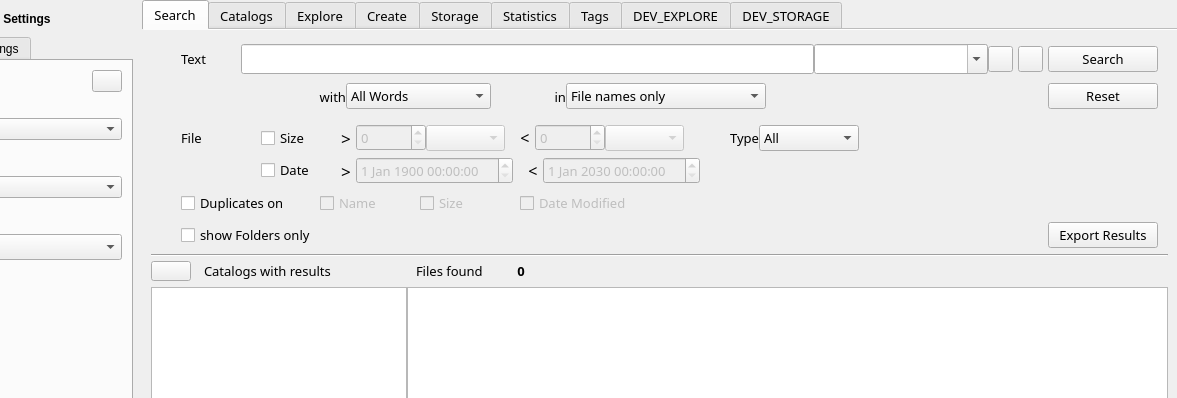
Before: the Qt Designer form mainwindow.ui in StephaneCouturier/Katalog, drawn with Qt 5; both pictures show x 103 to 1280 and y 0 to 398 of the 1280 by 729 pixel window.
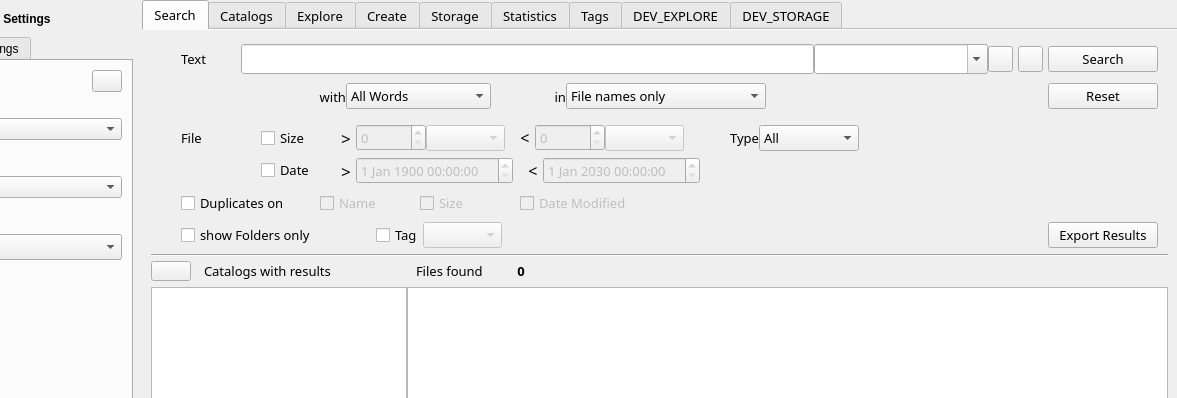
After: the same form once the commit is applied. Icons and pictures are not drawn. Custom widgets are drawn as their Qt base class.

What changed in the file:
```diff
--- a/mainwindow.ui
+++ b/mainwindow.ui
@@ -2249,6 +2249,81 @@
               </property>
              </widget>
             </item>
+            <item>
+             <spacer name="horizontalSpacer">
+              <property name="orientation">
+               <enum>Qt::Horizontal</enum>
+              </property>
+              <property name="sizeType">
+               <enum>QSizePolicy::Fixed</enum>
+              </property>
+              <property name="sizeHint" stdset="0">
+               <size>
+                <width>20</width>
+                <height>20</height>
+               </size>
+              </property>
+             </spacer>
+            </item>
+            <item>
+             <widget class="QLabel" name="Search_label_LinkImage12">
+              <property name="sizePolicy">
+               <sizepolicy hsizetype="Fixed" vsizetype="Preferred">
+                <horstretch>0</horstretch>
+                <verstretch>0</verstretch>
+               </sizepolicy>
+              </property>
+              <property name="minimumSize">
+               <size>
+                <width>20</width>
+                <height>0</height>
+               </size>
+              </property>
+              <property name="styleSheet">
+               <string notr="true">
+background: url(:/images/link-h.png) repeat-x center;</string>
+              </property>
+              <property name="text">
+               <string/>
+              </property>
+             </widget>
+            </item>
+            <item>
+             <spacer name="horizontalSpacer_2">
+              <property name="orientation">
+               <enum>Qt::Horizontal</enum>
+              </property>
+              <property name="sizeType">
+               <enum>QSizePolicy::Fixed</enum>
+              </property>
+              <property name="sizeHint" stdset="0">
+               <size>
+                <width>20</width>
+                <height>20</height>
+               </size>
+              </property>
+             </spacer>
+            </item>
+            <item>
+             <widget class="QCheckBox" name="Search_checkBox_Tags">
+              <property name="toolTip">
+               <string>Choose to only show folders as results</string>
+              </property>
+              <property name="text">
+               <string>Tag</string>
+              </property>
+              <property name="tristate">
+               <bool>false</bool>
+              </property>
+             </widget>
+            </item>
+            <item>
+             <widget class="QComboBox" name="Search_comboBox_Tags">
+              <property name="enabled">
+               <bool>false</bool>
+              </property>
+             </widget>
+            </item>
             <item>
              <spacer name="Search_horizontalSpacer_4">
               <property name="orientation">
```
